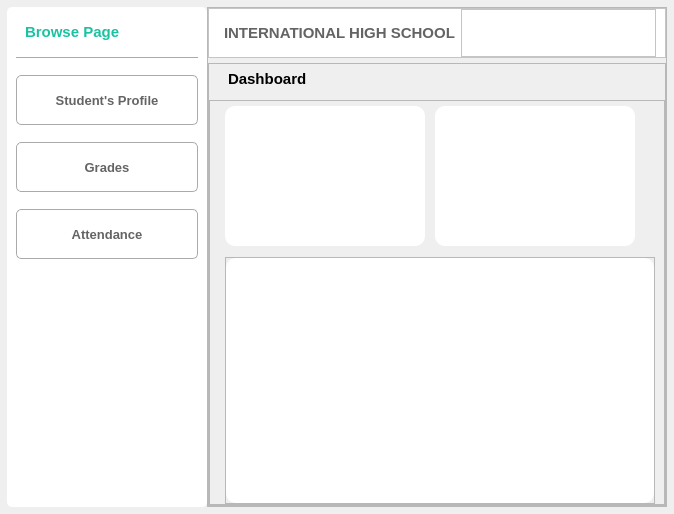
Old version of the form LMS_v2.1/ui/home.ui in the repository jpcanas/School_LMSv2.
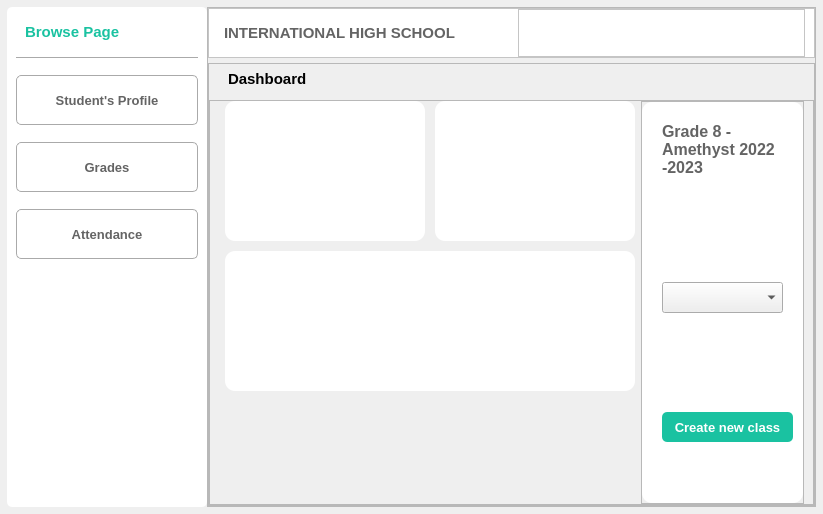
New version of the form. Icons and pictures are not drawn.

The edit to the form file:
```diff
--- a/LMS_v2.1/ui/home.ui
+++ b/LMS_v2.1/ui/home.ui
@@ -6,7 +6,7 @@
    <rect>
     <x>0</x>
     <y>0</y>
-    <width>674</width>
+    <width>823</width>
     <height>514</height>
    </rect>
   </property>
@@ -470,7 +470,7 @@
            <property name="frameShadow">
             <enum>QFrame::Raised</enum>
            </property>
-           <layout class="QVBoxLayout" name="verticalLayout_2">
+           <layout class="QHBoxLayout" name="horizontalLayout_2">
             <property name="leftMargin">
              <number>15</number>
             </property>
@@ -480,18 +480,18 @@
             <property name="bottomMargin">
              <number>0</number>
             </property>
-            <item>
+            <item alignment="Qt::AlignLeft|Qt::AlignTop">
              <widget class="QFrame" name="frame_4">
               <property name="minimumSize">
                <size>
                 <width>0</width>
-                <height>150</height>
+                <height>0</height>
                </size>
               </property>
               <property name="maximumSize">
                <size>
                 <width>16777215</width>
-                <height>150</height>
+                <height>16777215</height>
                </size>
               </property>
               <property name="styleSheet">
@@ -506,23 +506,52 @@
               <property name="frameShadow">
                <enum>QFrame::Raised</enum>
               </property>
-              <layout class="QHBoxLayout" name="horizontalLayout_2">
+              <layout class="QGridLayout" name="gridLayout" rowstretch="0,0" columnstretch="0,2">
+               <property name="leftMargin">
+                <number>0</number>
+               </property>
+               <property name="topMargin">
+                <number>0</number>
+               </property>
+               <property name="rightMargin">
+                <number>0</number>
+               </property>
+               <property name="bottomMargin">
+                <number>0</number>
+               </property>
                <property name="spacing">
                 <number>10</number>
                </property>
-               <property name="leftMargin">
-                <number>0</number>
-               </property>
-               <property name="topMargin">
-                <number>0</number>
-               </property>
-               <property name="rightMargin">
-                <number>0</number>
-               </property>
-               <property name="bottomMargin">
-                <number>0</number>
-               </property>
-               <item>
+               <item row="1" column="0" colspan="2">
+                <widget class="QFrame" name="classGenderStat_3">
+                 <property name="minimumSize">
+                  <size>
+                   <width>200</width>
+                   <height>140</height>
+                  </size>
+                 </property>
+                 <property name="maximumSize">
+                  <size>
+                   <width>16777215</width>
+                   <height>16777215</height>
+                  </size>
+                 </property>
+                 <property name="styleSheet">
+                  <string notr="true">QFrame{
+	border: 0px;
+	border-radius: 10px;
+	background-color: rgb(255, 255, 255);
+}</string>
+                 </property>
+                 <property name="frameShape">
+                  <enum>QFrame::StyledPanel</enum>
+                 </property>
+                 <property name="frameShadow">
+                  <enum>QFrame::Raised</enum>
+                 </property>
+                </widget>
+               </item>
+               <item row="0" column="0">
                 <widget class="QFrame" name="classGenderStat">
                  <property name="minimumSize">
                   <size>
@@ -551,8 +580,8 @@
                  </property>
                 </widget>
                </item>
-               <item>
-                <widget class="QFrame" name="adviserInfo">
+               <item row="0" column="1">
+                <widget class="QFrame" name="classGenderStat_4">
                  <property name="minimumSize">
                   <size>
                    <width>200</width>
@@ -580,16 +609,6 @@
                  </property>
                 </widget>
                </item>
-               <item>
-                <widget class="QFrame" name="frame_6">
-                 <property name="frameShape">
-                  <enum>QFrame::StyledPanel</enum>
-                 </property>
-                 <property name="frameShadow">
-                  <enum>QFrame::Raised</enum>
-                 </property>
-                </widget>
-               </item>
               </layout>
              </widget>
             </item>
@@ -638,6 +657,99 @@
                  <property name="frameShadow">
                   <enum>QFrame::Raised</enum>
                  </property>
+                 <widget class="QPushButton" name="btnCreateNewClass">
+                  <property name="geometry">
+                   <rect>
+                    <x>20</x>
+                    <y>310</y>
+                    <width>131</width>
+                    <height>30</height>
+                   </rect>
+                  </property>
+                  <property name="minimumSize">
+                   <size>
+                    <width>0</width>
+                    <height>30</height>
+                   </size>
+                  </property>
+                  <property name="maximumSize">
+                   <size>
+                    <width>16777215</width>
+                    <height>30</height>
+                   </size>
+                  </property>
+                  <property name="font">
+                   <font>
+                    <pointsize>10</pointsize>
+                    <bold>true</bold>
+                   </font>
+                  </property>
+                  <property name="cursor">
+                   <cursorShape>PointingHandCursor</cursorShape>
+                  </property>
+                  <property name="styleSheet">
+                   <string notr="true">QPushButton:focus{
+color: rgb(0, 0, 0);
+	border-radius: 5px;
+	border: 2px solid rgb(26, 194, 161);
+	background-color: rgb(255, 255, 255);
+}
+QPushButton:hover{
+	background-color: rgb(19, 140, 116);
+}
+QPushButton{
+background-color: rgb(26, 194, 161);
+	color: rgb(255, 255, 255);
+ 	border-radius: 5px;
+}</string>
+                  </property>
+                  <property name="text">
+                   <string>Create new class</string>
+                  </property>
+                 </widget>
+                 <widget class="QComboBox" name="comboBox">
+                  <property name="geometry">
+                   <rect>
+                    <x>20</x>
+                    <y>180</y>
+                    <width>121</width>
+                    <height>31</height>
+                   </rect>
+                  </property>
+                 </widget>
+                 <widget class="QLabel" name="label_2">
+                  <property name="geometry">
+                   <rect>
+                    <x>20</x>
+                    <y>20</y>
+                    <width>121</width>
+                    <height>91</height>
+                   </rect>
+                  </property>
+                  <property name="font">
+                   <font>
+                    <pointsize>12</pointsize>
+                    <bold>true</bold>
+                   </font>
+                  </property>
+                  <property name="styleSheet">
+                   <string notr="true">QLabel{
+	color: rgb(100, 100, 100);
+}</string>
+                  </property>
+                  <property name="text">
+                   <string>Grade 8 - Amethyst 2022 -2023</string>
+                  </property>
+                  <property name="scaledContents">
+                   <bool>false</bool>
+                  </property>
+                  <property name="alignment">
+                   <set>Qt::AlignLeading|Qt::AlignLeft|Qt::AlignTop</set>
+                  </property>
+                  <property name="wordWrap">
+                   <bool>true</bool>
+                  </property>
+                 </widget>
                 </widget>
                </item>
               </layout>
```
Left out of the diff: 6 changed lines with no effect on the pictures.
